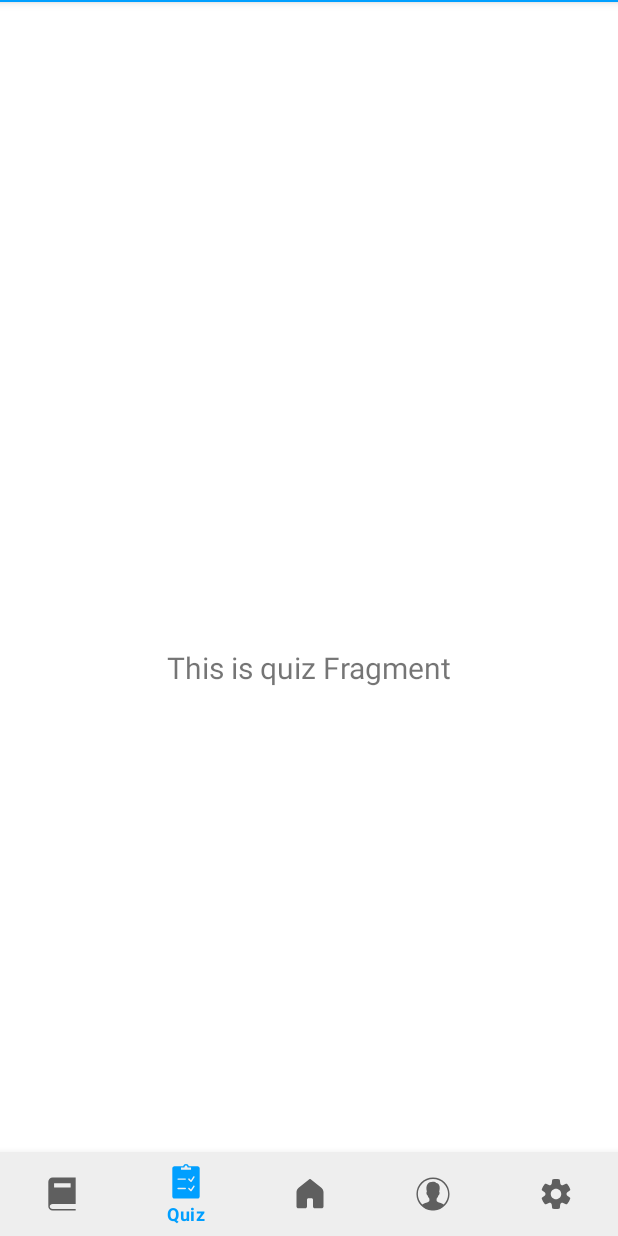
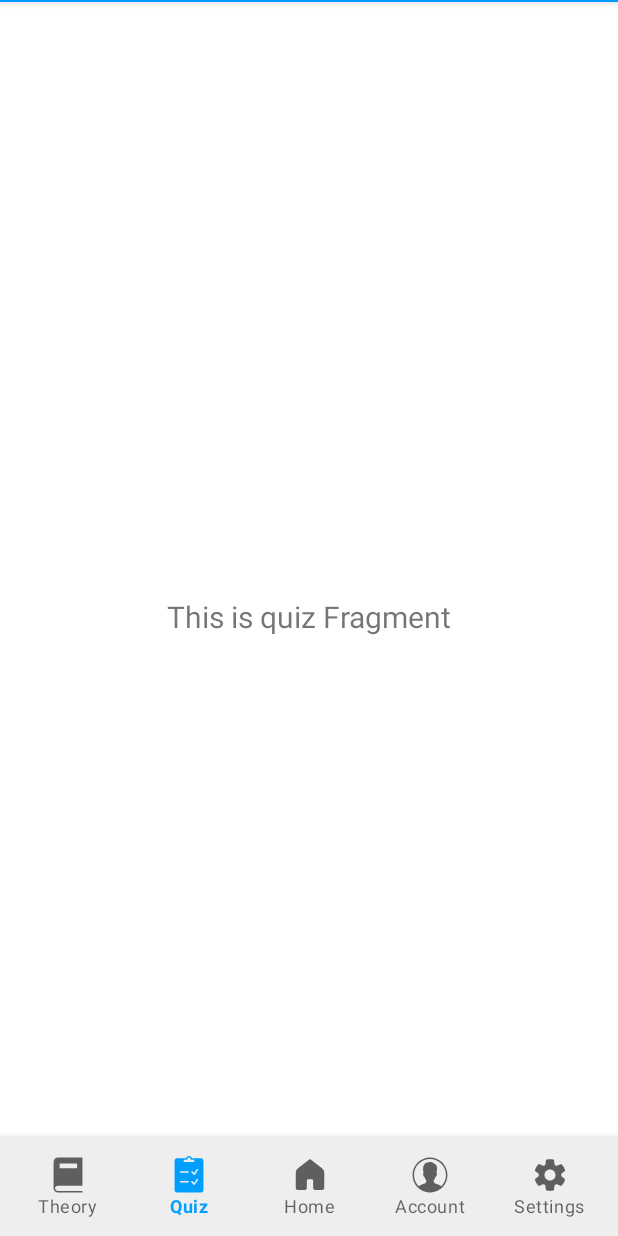
Before and after one commit to Sav22999/fin-applicazione, an Android app: the screen it shows after launch (MainActivity), item 2 of the bottom bar chosen, on a phone screen of 412 x 824 dp. Run offline under Robolectric (Android 15) with nearby library versions, the phone set to English and light mode, and no system bars; our stand-ins replace navigation-ui; 1 statement that could not run was skipped.

```diff
--- a/finapp/app/src/main/java/com/saverio/finapp/ui/home/HomeFragment.kt
+++ b/finapp/app/src/main/java/com/saverio/finapp/ui/home/HomeFragment.kt
@@ -69,7 +69,7 @@ class HomeFragment : Fragment() {
             if (main.checkForInternetConnection(requireContext())) {
                 checkNews(main)
             }
-        }, 1000)
+        }, 500)
 
         binding.button.setOnClickListener {
             //CHECK
--- a/finapp/app/src/main/java/com/saverio/finapp/ui/home/ItemAdapter.kt
+++ b/finapp/app/src/main/java/com/saverio/finapp/ui/home/ItemAdapter.kt
@@ -31,6 +31,7 @@ class ItemAdapter(private val context: Context, private val items: ArrayList<New
 
         holder.button.text = item.id.toString()
 
+
         /*
         holder.cardView.setOnTouchListener(
             View.OnTouchListener { view, event ->
@@ -58,6 +59,7 @@ class ItemAdapter(private val context: Context, private val items: ArrayList<New
                         }
                     }
                     MotionEvent.ACTION_UP -> {
+                        //Go back to the start position when the action is up
                         val POSITION_TO_ARRIVE_WITH_ERROR =
                             POSITION_TO_ARRIVE - (POSITION_TO_ARRIVE / 25)
                         if (view.x <= POSITION_TO_ARRIVE_WITH_ERROR) {
@@ -98,8 +100,8 @@ class ItemAdapter(private val context: Context, private val items: ArrayList<New
         //val background = view.
         val button: Button = view.findViewById(R.id.button5)
         val cardView: CardView = view.findViewById(R.id.cardView)
-        val constraintLayoutRecycler: ConstraintLayout =
-            view.findViewById(R.id.constraintLayoutRecycler)
+        val constraintLayoutRecyclerCard: ConstraintLayout =
+            view.findViewById(R.id.constraintLayoutRecyclerCard)
     }
 
     companion object {
--- a/finapp/app/src/main/res/layout/activity_main.xml
+++ b/finapp/app/src/main/res/layout/activity_main.xml
@@ -4,13 +4,16 @@
     android:id="@+id/container"
     android:layout_width="match_parent"
     android:layout_height="match_parent"
-    android:paddingTop="?attr/actionBarSize">
+    android:paddingTop="0dp">
 
     <com.google.android.material.bottomnavigation.BottomNavigationView
         android:id="@+id/nav_view"
         android:layout_width="0dp"
         android:layout_height="wrap_content"
         android:background="?android:attr/colorBackground"
+        android:padding="5dp"
+        app:itemIconSize="25dp"
+        app:labelVisibilityMode="labeled"
         app:layout_constraintBottom_toBottomOf="parent"
         app:layout_constraintLeft_toLeftOf="parent"
         app:layout_constraintRight_toRightOf="parent"
@@ -20,14 +23,15 @@
         android:id="@+id/nav_host_fragment_activity_main"
         android:name="androidx.navigation.fragment.NavHostFragment"
         android:layout_width="match_parent"
-        android:layout_height="match_parent"
+        android:layout_height="0dp"
+        android:background="?android:attr/windowBackground"
+        android:paddingTop="5dp"
+        android:paddingBottom="5dp"
         app:defaultNavHost="true"
         app:layout_constraintBottom_toTopOf="@id/nav_view"
-        app:layout_constraintHorizontal_bias="0.0"
         app:layout_constraintLeft_toLeftOf="parent"
         app:layout_constraintRight_toRightOf="parent"
         app:layout_constraintTop_toTopOf="parent"
-        app:layout_constraintVertical_bias="1.0"
         app:navGraph="@navigation/mobile_navigation" />
 
 </androidx.constraintlayout.widget.ConstraintLayout>
```
Also changed, not shown: finapp/app/src/main/java/com/saverio/finapp/MainActivity.kt (+46 -7 lines), finapp/app/src/main/res/layout/home_recyclerview.xml (+41 -3 lines), finapp/app/src/main/res/values-night/themes.xml (+0 -7 lines), finapp/app/src/main/res/values/themes.xml (+0 -7 lines).
